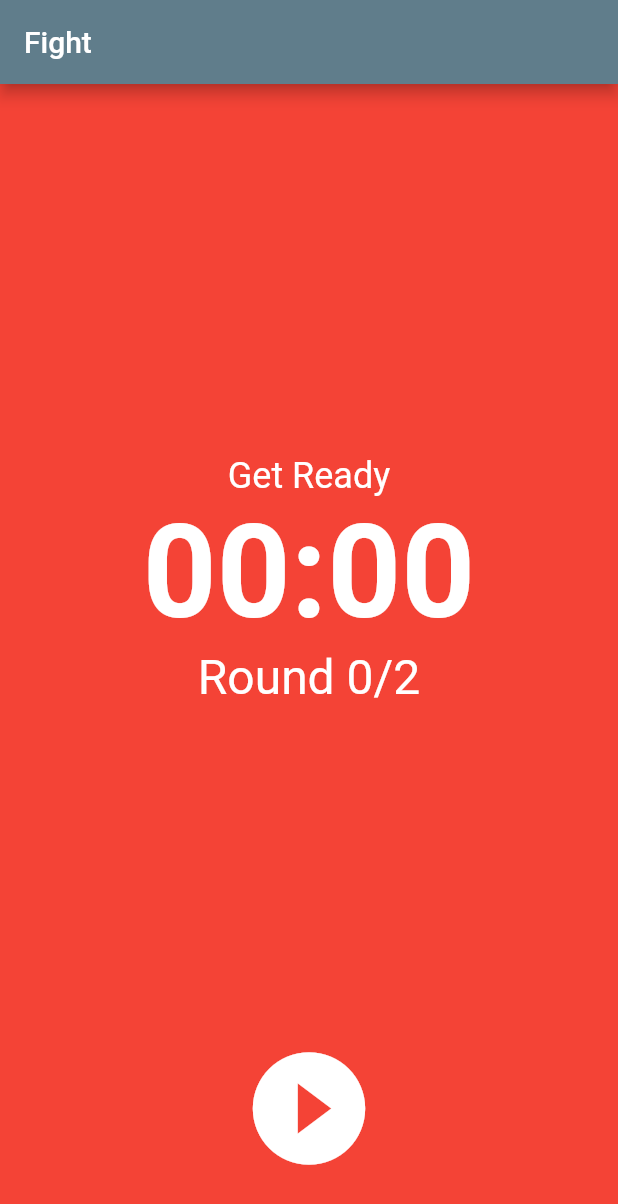
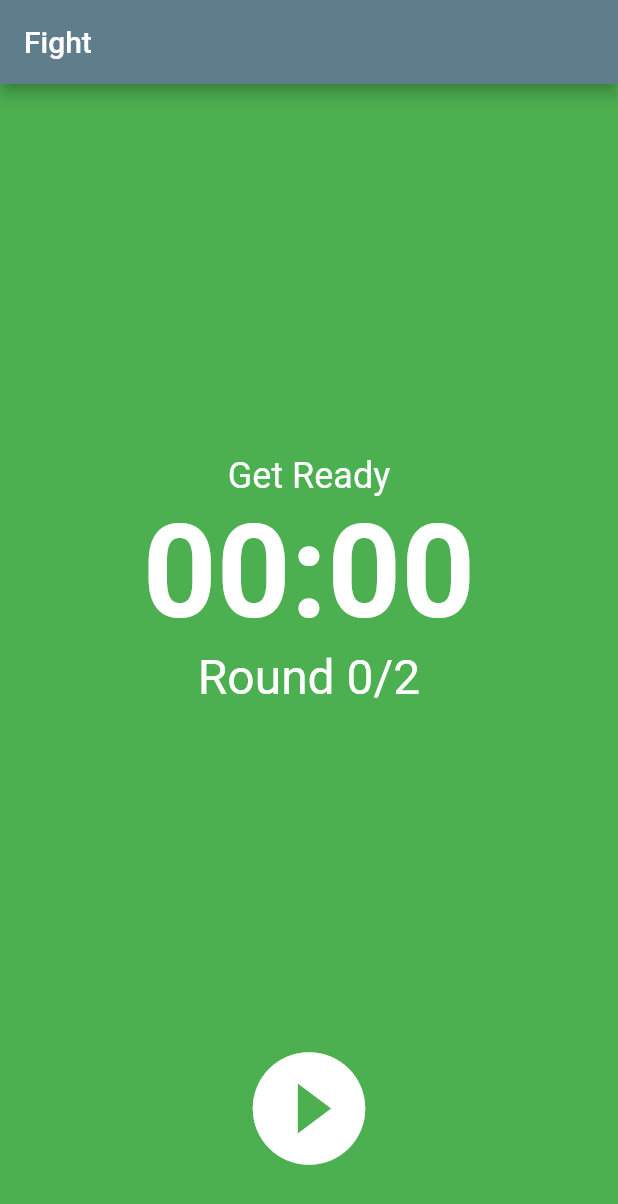
Before and after one commit to oclockvn/boxing_timer, a Flutter app: the TrainingPage screen opened directly, on a phone screen of 412 x 824 dp. Shown: the top 1204 px of the screen. Run offline on Flutter 3.47's test engine with Material 2 defaults, Android fonts, the phone set to English and light mode, and no system bars; our stand-ins replace rxdart.

Commit message:
change training color

```diff
--- a/src/lib/ui/training.dart
+++ b/src/lib/ui/training.dart
@@ -106,7 +106,7 @@ class _TrainingState extends State<TrainingPage> {
         animation: _viewmodel,
         builder: (_context, _widget) => Container(
           padding: EdgeInsets.symmetric(horizontal: 32, vertical: 32),
-          color: _viewmodel.state == RoundState.Training ? Colors.green : Colors.red,
+          color: _viewmodel.state == RoundState.Training ? Colors.red : Colors.green,
           child: Column(
             crossAxisAlignment: CrossAxisAlignment.stretch,
             children: <Widget>[
```
